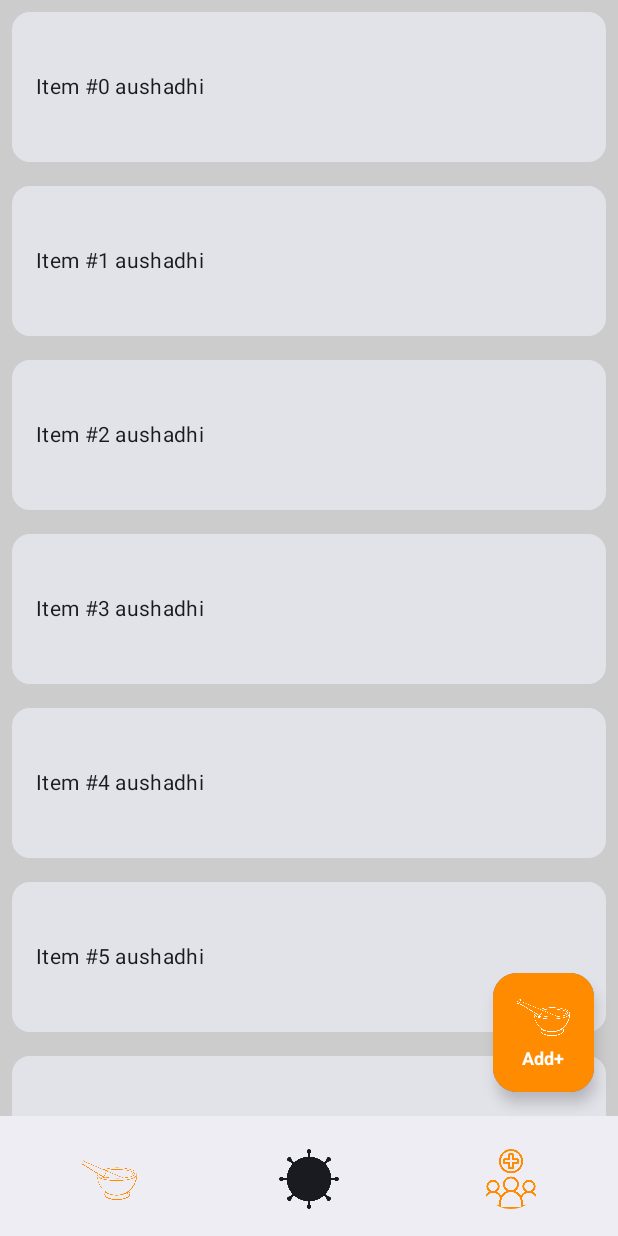
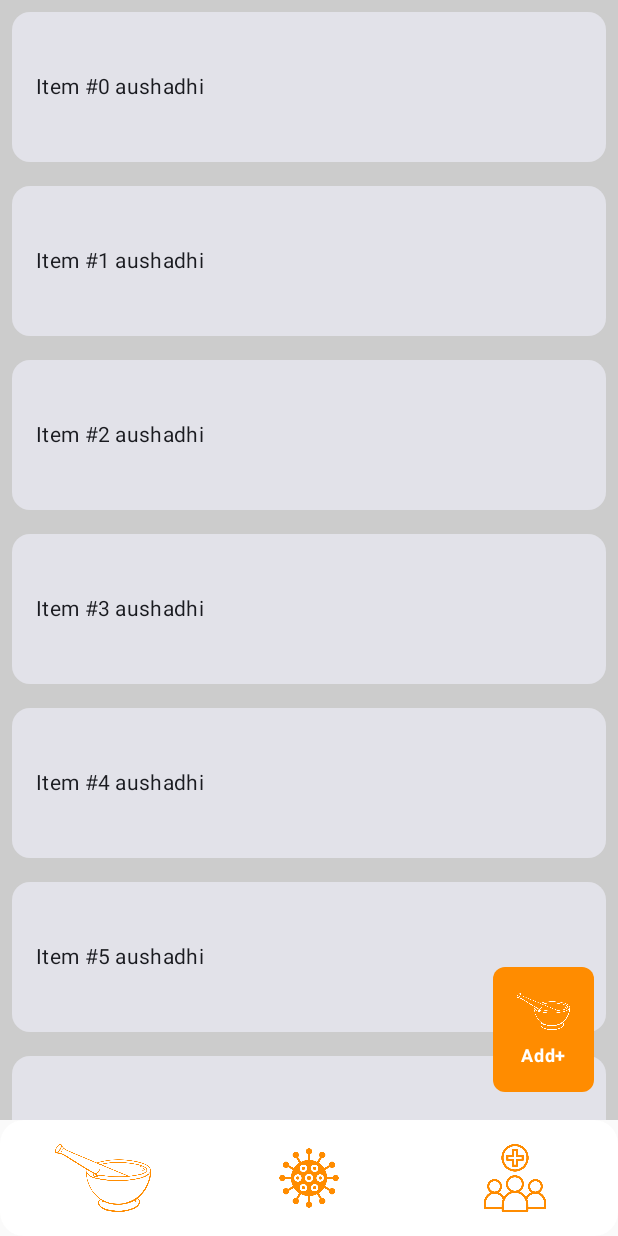
Before and after one commit to jaymaurya1256/Aushadhi, an Android app built with Jetpack Compose: the screen it shows after launch (MainActivity), on a phone screen of 412 x 824 dp. Run offline under Robolectric (Android 15) with nearby library versions, the phone set to English and light mode, and no system bars; our stand-ins replace Dagger/Hilt's generated code.

Commit message:
Re-design custom composable for BottomNav and fix PR issues

```diff
--- a/app/src/main/java/dev/vedics/aushadhi/MainActivity.kt
+++ b/app/src/main/java/dev/vedics/aushadhi/MainActivity.kt
@@ -14,6 +14,10 @@ import androidx.compose.material3.Icon
 import androidx.compose.material3.IconButton
 import androidx.compose.material3.Scaffold
 import androidx.compose.runtime.Composable
+import androidx.compose.runtime.getValue
+import androidx.compose.runtime.mutableStateOf
+import androidx.compose.runtime.remember
+import androidx.compose.runtime.setValue
 import androidx.compose.ui.Modifier
 import androidx.compose.ui.res.painterResource
 import androidx.compose.ui.tooling.preview.Preview
@@ -23,6 +27,7 @@ import androidx.navigation.compose.composable
 import androidx.navigation.compose.rememberNavController
 import dagger.hilt.android.AndroidEntryPoint
 import dev.vedics.aushadhi.ui.components.AddButton
+import dev.vedics.aushadhi.ui.components.AushadhiTextInputFiled
 import dev.vedics.aushadhi.ui.screens.aushadhi.AushadhiScreen
 import dev.vedics.aushadhi.ui.screens.patient.PatientScreen
 import dev.vedics.aushadhi.ui.theme.AushadhiTheme
@@ -36,55 +41,19 @@ class MainActivity : ComponentActivity() {
         enableEdgeToEdge()
         setContent {
             AushadhiTheme {
-                Scaffold(
-                    bottomBar = {
-                        BottomAppBar {
-                            Spacer(modifier = Modifier.weight(0.5f))
-                            IconButton(onClick = {  }) {
-                                Icon(
-                                    painter = painterResource(id = R.drawable.aushadhi),
-                                    contentDescription = "Aushadhi",
-                                    tint = Orange
-                                )
-                            }
-                            Spacer(modifier = Modifier.weight(1f))
-                            IconButton(onClick = { /*TODO*/ }) {
-                                Icon(
-                                    painter = painterResource(id = R.drawable.disease),
-                                    contentDescription = "Rog",
-                                )
-                            }
-                            Spacer(modifier = Modifier.weight(1f))
-                            IconButton(onClick = { /*TODO*/ }) {
-                                Icon(
-                                    painter = painterResource(id = R.drawable.patient),
-                                    contentDescription = "Patient",
-                                    tint = Orange
-                                )
-                            }
-                            Spacer(modifier = Modifier.weight(0.5f))
-                        }
-                    },
-                    floatingActionButton = {
-                        FloatingActionButton(onClick = {  }) {
-                            AddButton(text = "Add+", category = ButtonType.ADD_AUSHADHI) {
-                            }
-                        }
-                    },
-                    modifier = Modifier.fillMaxSize()
-                ) { innerPadding ->
-                    Spacer(modifier = Modifier.padding(innerPadding))
-                    App(innerPadding)
-                }
+                App()
             }
         }
     }
 }
 
 @Composable
-fun App(padding: PaddingValues) {
+fun App() {
     val navController = rememberNavController()
-    NavHost(navController = navController, startDestination = "aushadhi", Modifier.padding(padding)) {
+    NavHost(
+        navController = navController,
+        startDestination = "aushadhi",
+    ) {
         composable(route = "aushadhi") {
             AushadhiScreen(items = List(20) { "Item #$it aushadhi" }, 100.dp)
         }
--- /dev/null
+++ b/app/src/main/java/dev/vedics/aushadhi/ui/components/BottomBar.kt
@@ -0,0 +1,66 @@
+package dev.vedics.aushadhi.ui.components
+
+import androidx.compose.foundation.Image
+import androidx.compose.foundation.background
+import androidx.compose.foundation.clickable
+import androidx.compose.foundation.layout.Column
+import androidx.compose.foundation.layout.Row
+import androidx.compose.foundation.layout.fillMaxWidth
+import androidx.compose.foundation.layout.padding
+import androidx.compose.foundation.layout.size
+import androidx.compose.foundation.layout.wrapContentHeight
+import androidx.compose.foundation.layout.wrapContentSize
+import androidx.compose.foundation.shape.CircleShape
+import androidx.compose.foundation.shape.RoundedCornerShape
+import androidx.compose.material3.Icon
+import androidx.compose.runtime.Composable
+import androidx.compose.ui.Alignment
+import androidx.compose.ui.Modifier
+import androidx.compose.ui.draw.clip
+import androidx.compose.ui.graphics.Color
+import androidx.compose.ui.graphics.ColorFilter
+import androidx.compose.ui.layout.ContentScale
+import androidx.compose.ui.res.painterResource
+import androidx.compose.ui.tooling.preview.Preview
+import androidx.compose.ui.unit.dp
+import dev.vedics.aushadhi.R
+import dev.vedics.aushadhi.ui.theme.Orange
+
+@Preview
+@Composable
+fun BottomNavigationBar(modifier: Modifier = Modifier) {
+    Row(
+        modifier = Modifier
+            .wrapContentHeight()
+            .fillMaxWidth()
+            .clip(
+                RoundedCornerShape(size = 16.dp)
+            )
+            .background(Color.White)
+    ) {
+        Icon(
+            modifier = Modifier.weight(1f).padding(16.dp).size(45.dp).clip(CircleShape).clickable {
+
+            },
+            painter = painterResource(id = R.drawable.aushadhi),
+            contentDescription = "Aushadhi",
+            tint = Orange
+        )
+        Icon(
+            modifier = Modifier.weight(1f).padding(16.dp).size(45.dp).clip(CircleShape).clickable {
+
+            },
+            painter = painterResource(id = R.drawable.disease),
+            contentDescription = "Disease",
+            tint = Orange
+        )
+        Icon(
+            modifier = Modifier.weight(1f).padding(16.dp).size(45.dp).clip(CircleShape).clickable {
+
+            },
+            painter = painterResource(id = R.drawable.patient),
+            contentDescription = "Patient",
+            tint = Orange
+        )
+    }
+}
--- a/app/src/main/java/dev/vedics/aushadhi/ui/components/Buttons.kt
+++ b/app/src/main/java/dev/vedics/aushadhi/ui/components/Buttons.kt
@@ -4,11 +4,17 @@ import androidx.compose.foundation.Image
 import androidx.compose.foundation.background
 import androidx.compose.foundation.clickable
 import androidx.compose.foundation.layout.Column
+import androidx.compose.foundation.layout.fillMaxWidth
 import androidx.compose.foundation.layout.padding
 import androidx.compose.foundation.layout.size
 import androidx.compose.foundation.shape.RoundedCornerShape
 import androidx.compose.material3.Text
+import androidx.compose.material3.TextField
 import androidx.compose.runtime.Composable
+import androidx.compose.runtime.getValue
+import androidx.compose.runtime.mutableStateOf
+import androidx.compose.runtime.remember
+import androidx.compose.runtime.setValue
 import androidx.compose.ui.Alignment
 import androidx.compose.ui.Modifier
 import androidx.compose.ui.graphics.Color
@@ -34,7 +40,7 @@ fun AddButton(
     backgroundColor: Color = Orange,
     contentColor: Color = White,
     size: Dp = 35.dp,
-    onClick: () -> Unit
+    onClick: () -> Unit = {}
 ) {
     Column(
         modifier = modifier
@@ -67,6 +73,22 @@ fun AddButton(
     }
 }
 
+@Composable
+fun AushadhiTextInputFiled(
+    textHint: String,
+    modifier: Modifier = Modifier,
+    height: Dp = 50.dp,
+    width: Dp = 500.dp
+) {
+    var text by remember { mutableStateOf("") }
+    TextField   (
+        value = text,
+        modifier = modifier.padding(16.dp).fillMaxWidth(),
+        label = { Text(text = textHint) },
+        onValueChange = {text = it}
+    )
+}
+
 @Preview
 @Composable
 private fun Preview() {
--- a/app/src/main/java/dev/vedics/aushadhi/ui/screens/aushadhi/Aushadhi.kt
+++ b/app/src/main/java/dev/vedics/aushadhi/ui/screens/aushadhi/Aushadhi.kt
@@ -2,33 +2,70 @@ package dev.vedics.aushadhi.ui.screens.aushadhi
 
 import androidx.compose.foundation.background
 import androidx.compose.foundation.layout.Box
+import androidx.compose.foundation.layout.Column
+import androidx.compose.foundation.layout.WindowInsets
 import androidx.compose.foundation.layout.fillMaxSize
 import androidx.compose.foundation.layout.fillMaxWidth
 import androidx.compose.foundation.layout.height
+import androidx.compose.foundation.layout.navigationBars
 import androidx.compose.foundation.layout.padding
+import androidx.compose.foundation.layout.systemBarsPadding
+import androidx.compose.foundation.layout.windowInsetsPadding
 import androidx.compose.foundation.lazy.LazyColumn
 import androidx.compose.foundation.lazy.items
 import androidx.compose.material3.Card
 import androidx.compose.material3.MaterialTheme
 import androidx.compose.material3.Text
 import androidx.compose.runtime.Composable
+import androidx.compose.runtime.getValue
+import androidx.compose.runtime.mutableIntStateOf
+import androidx.compose.runtime.mutableStateOf
+import androidx.compose.runtime.remember
+import androidx.compose.runtime.setValue
 import androidx.compose.ui.Alignment
 import androidx.compose.ui.Modifier
 import androidx.compose.ui.graphics.Color
+import androidx.compose.ui.layout.onGloballyPositioned
 import androidx.compose.ui.tooling.preview.Preview
 import androidx.compose.ui.unit.Dp
 import androidx.compose.ui.unit.dp
+import dev.vedics.aushadhi.ui.components.AddButton
+import dev.vedics.aushadhi.ui.components.BottomNavigationBar
+import dev.vedics.aushadhi.utils.ButtonType
+import kotlin.math.absoluteValue
 
 @Composable
 fun AushadhiScreen(items: List<String>, itemHeight: Dp) {
+
+    var bottomNavHeight by remember {
+        mutableIntStateOf(80)
+    }
+
+    Column(
+        modifier = Modifier.systemBarsPadding()
+    ) {
         LazyColumn(
             modifier = Modifier
                 .fillMaxSize()
+                .weight(1f)
                 .background(Color.LightGray)
         ) {
             items(items) { item ->
                 Item(item, itemHeight)
             }
+        }
+        BottomNavigationBar(modifier = Modifier.onGloballyPositioned {
+            bottomNavHeight = it.size.height
+        })
+
+    }
+    Box(modifier = Modifier.fillMaxSize()) {
+        AddButton(
+            text = "Add+", category = ButtonType.ADD_AUSHADHI, modifier = Modifier
+                .align(Alignment.BottomEnd)
+                .windowInsetsPadding(WindowInsets.navigationBars)
+                .padding(vertical = bottomNavHeight.dp).padding(16.dp)
+        )
     }
 }
 
@@ -51,6 +88,7 @@ private fun Item(title: String, itemHeight: Dp) {
     }
 }
 
+
 @Preview(showBackground = true)
 @Composable
 private fun PreviewDynamicCardList() {
--- /dev/null
+++ b/app/src/main/java/dev/vedics/aushadhi/viewmodel/MainViewModel.kt
@@ -0,0 +1,11 @@
+package dev.vedics.aushadhi.viewmodel
+
+import androidx.lifecycle.ViewModel
+import androidx.lifecycle.viewModelScope
+import kotlinx.coroutines.flow.MutableStateFlow
+import kotlinx.coroutines.flow.StateFlow
+import kotlinx.coroutines.launch
+
+class MainViewModel : ViewModel() {
+
+}
```
Also changed, not shown: app/src/main/java/dev/vedics/aushadhi/database/dao/AushadhiDao.kt (renamed from app/src/main/java/dev/vedics/aushadhi/database/dao/AushadhiDAO.kt), app/src/main/java/dev/vedics/aushadhi/database/dao/DiseaseDao.kt (renamed from app/src/main/java/dev/vedics/aushadhi/database/dao/DiseaseDAO.kt), app/src/main/java/dev/vedics/aushadhi/database/dao/PatientsDao.kt (renamed from app/src/main/java/dev/vedics/aushadhi/database/dao/PatientsDAO.kt), app/src/main/res/drawable/disease.png. Lines whose indentation alone changed are shown as unchanged.
